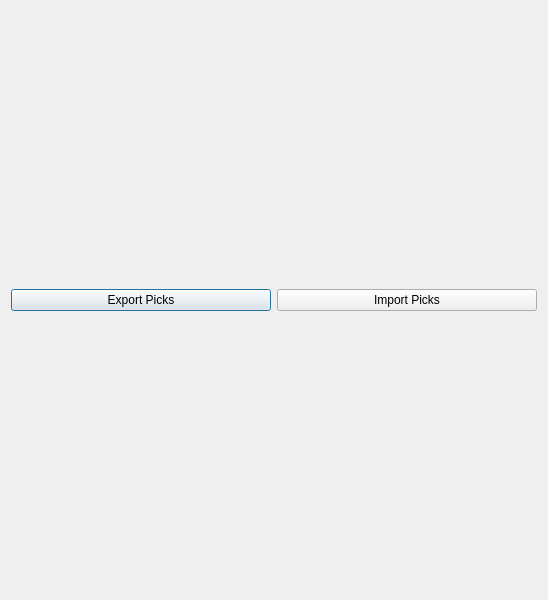
This is hexrd/ui/resources/ui/picks_tree_view_dialog.ui in HEXRD/hexrdgui as Qt 5 draws it before an edit. The edited form follows.
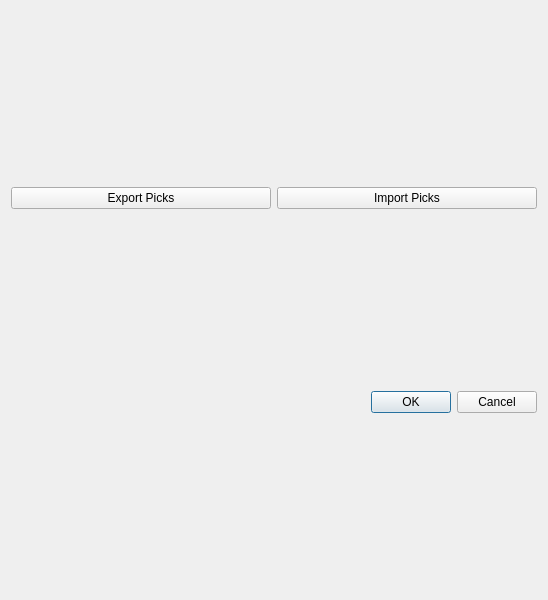
This is the edited form.

Commit message:
Add optional dialog box to picks tree view dialog
This dialog box will be used after the calibration finishes to allow
the user to back out if they do not agree with the picks.

What changed in the file:
```diff
--- a/hexrd/ui/resources/ui/picks_tree_view_dialog.ui
+++ b/hexrd/ui/resources/ui/picks_tree_view_dialog.ui
@@ -48,6 +48,13 @@
      </item>
     </layout>
    </item>
+   <item>
+    <widget class="QDialogButtonBox" name="button_box">
+     <property name="standardButtons">
+      <set>QDialogButtonBox::Cancel|QDialogButtonBox::Ok</set>
+     </property>
+    </widget>
+   </item>
   </layout>
  </widget>
  <tabstops>
```
Left out of the diff: 35 changed lines with no effect on the pictures. The commit also changes 1 other file.
